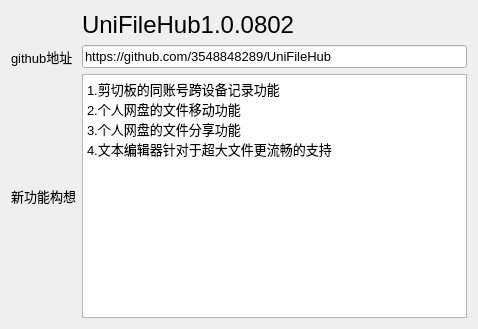
The window that MoreFunction/MoreFunction.ui (3548848289/UniFileHub) describes before a commit, drawn with Qt 5.
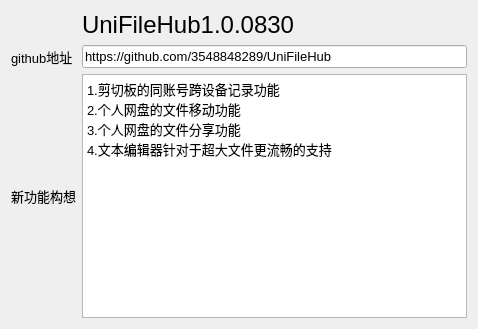
The same window after the commit. Icons and pictures are not drawn.

What changed in the file:
```diff
--- a/MoreFunction/MoreFunction.ui
+++ b/MoreFunction/MoreFunction.ui
@@ -82,7 +82,7 @@
       </font>
      </property>
      <property name="text">
-      <string>UniFileHub1.0.0802</string>
+      <string>UniFileHub1.0.0830</string>
      </property>
     </widget>
    </item>
```
